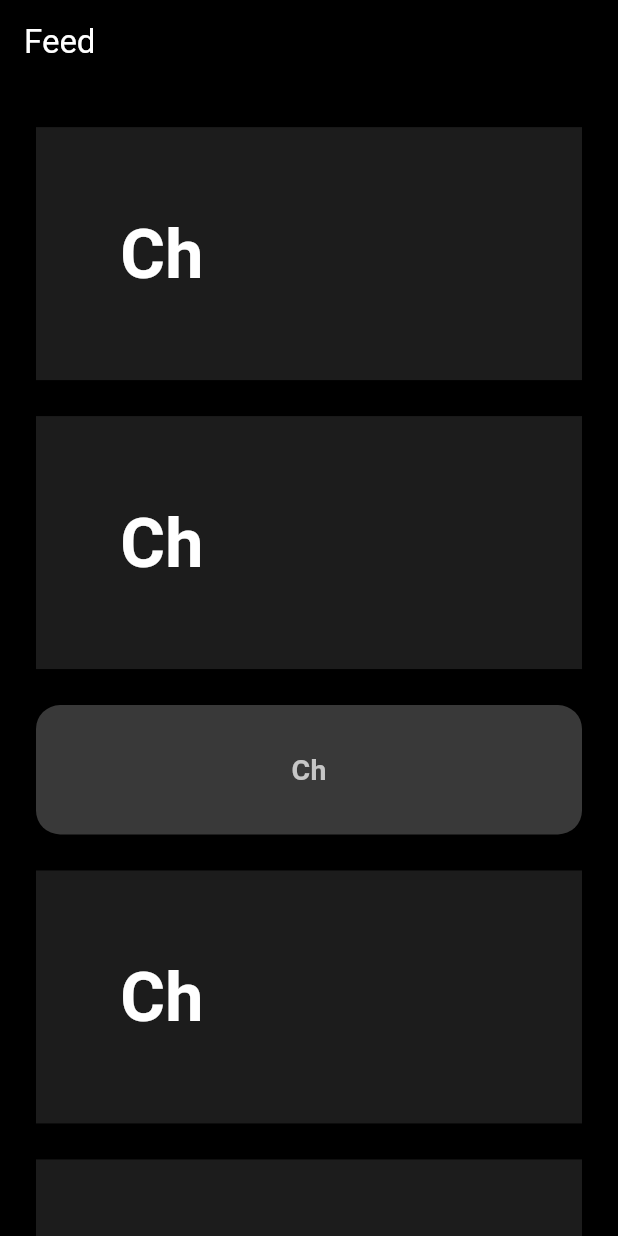
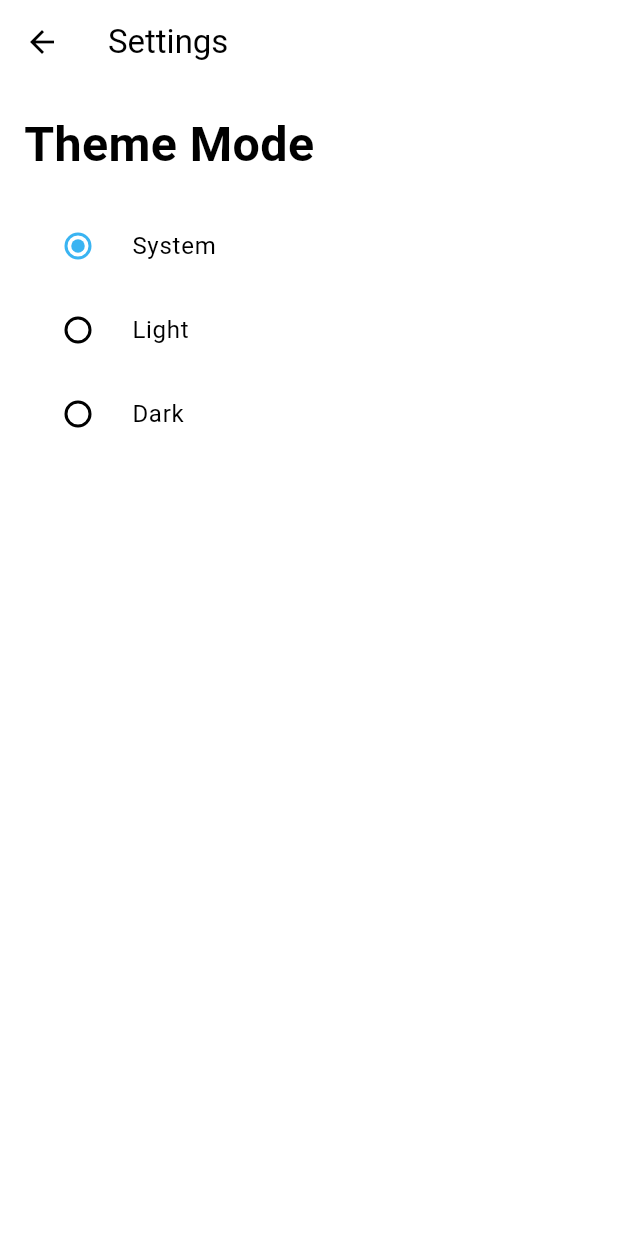
Before and after one commit to Ivanrhmt77/alyra_mobile, a Flutter app: the screen it shows after launch, on a phone screen of 412 x 824 dp. Run offline on Flutter 3.47's test engine with Material 3 defaults, Android fonts, the phone set to English and light mode, and no system bars; our stand-ins replace flutter_bloc.

Commit message:
feat(theme): implement dynamic theme switching

```diff
--- a/lib/config/routes/app_router.dart
+++ b/lib/config/routes/app_router.dart
@@ -1,3 +1,4 @@
+import 'package:alyra_mobile/features/setting/presentation/pages/setting_page.dart';
 import 'package:flutter/material.dart';
 import 'app_routes.dart';
 import '../../features/feed/presentation/pages/feed_page.dart';
@@ -10,6 +11,11 @@ class AppRouter {
       case AppRoutes.feed:
         return MaterialPageRoute(
           builder: (_) => const FeedPage(),
+          settings: settings,
+        );
+      case AppRoutes.setting:
+        return MaterialPageRoute(
+          builder: (_) => const SettingPage(),
           settings: settings,
         );
 
--- a/lib/config/routes/app_routes.dart
+++ b/lib/config/routes/app_routes.dart
@@ -2,4 +2,5 @@ class AppRoutes {
   const AppRoutes._();
 
   static const String feed = '/';
+  static const String setting = '/setting';
 }
--- /dev/null
+++ b/lib/core/cubit/theme_cubit.dart
@@ -0,0 +1,26 @@
+import 'package:flutter_bloc/flutter_bloc.dart';
+import 'package:flutter/material.dart';
+
+enum AppThemeMode { system, light, dark }
+
+class ThemeState {
+  final AppThemeMode mode;
+  const ThemeState(this.mode);
+}
+
+class ThemeCubit extends Cubit<ThemeState> {
+  ThemeCubit() : super(const ThemeState(AppThemeMode.system));
+
+  void setMode(AppThemeMode mode) => emit(ThemeState(mode));
+
+  ThemeMode get themeMode {
+    switch (state.mode) {
+      case AppThemeMode.light:
+        return ThemeMode.light;
+      case AppThemeMode.dark:
+        return ThemeMode.dark;
+      case AppThemeMode.system:
+        return ThemeMode.system;
+    }
+  }
+}
--- /dev/null
+++ b/lib/features/setting/presentation/pages/setting_page.dart
@@ -0,0 +1,55 @@
+import 'package:alyra_mobile/core/cubit/theme_cubit.dart';
+import 'package:flutter/material.dart';
+import 'package:flutter_bloc/flutter_bloc.dart';
+import 'package:alyra_mobile/core/extensions/text_styles_extensions.dart';
+
+class SettingPage extends StatelessWidget {
+  const SettingPage({super.key});
+
+  @override
+  Widget build(BuildContext context) {
+    final themeCubit = context.read<ThemeCubit>();
+
+    return Scaffold(
+      appBar: AppBar(title: const Text('Settings')),
+      body: Padding(
+        padding: const EdgeInsets.all(16.0),
+        child: BlocBuilder<ThemeCubit, ThemeState>(
+          builder: (context, state) {
+            return Column(
+              crossAxisAlignment: CrossAxisAlignment.start,
+              children: [
+                Text('Theme Mode', style: context.h4()),
+                const SizedBox(height: 16),
+                RadioListTile<AppThemeMode>(
+                  title: const Text('System'),
+                  value: AppThemeMode.system,
+                  groupValue: state.mode,
+                  onChanged: (mode) {
+                    if (mode != null) themeCubit.setMode(mode);
+                  },
+                ),
+                RadioListTile<AppThemeMode>(
+                  title: const Text('Light'),
+                  value: AppThemeMode.light,
+                  groupValue: state.mode,
+                  onChanged: (mode) {
+                    if (mode != null) themeCubit.setMode(mode);
+                  },
+                ),
+                RadioListTile<AppThemeMode>(
+                  title: const Text('Dark'),
+                  value: AppThemeMode.dark,
+                  groupValue: state.mode,
+                  onChanged: (mode) {
+                    if (mode != null) themeCubit.setMode(mode);
+                  },
+                ),
+              ],
+            );
+          },
+        ),
+      ),
+    );
+  }
+}
--- a/lib/main.dart
+++ b/lib/main.dart
@@ -1,12 +1,13 @@
 import 'package:alyra_mobile/config/routes/app_router.dart';
 import 'package:alyra_mobile/config/routes/app_routes.dart';
+import 'package:alyra_mobile/core/cubit/theme_cubit.dart';
 import 'package:flutter/material.dart';
+import 'package:flutter_bloc/flutter_bloc.dart';
 import 'core/themes/app_theme.dart';
 import 'core/utils/responsive.dart';
 
 void main() {
-  // setup();
-  runApp(const MyApp());
+  runApp(BlocProvider(create: (_) => ThemeCubit(), child: const MyApp()));
 }
 
 class MyApp extends StatelessWidget {
@@ -14,15 +15,17 @@ class MyApp extends StatelessWidget {
 
   @override
   Widget build(BuildContext context) {
-    return Builder(
-      builder: (context) {
+    return BlocBuilder<ThemeCubit, ThemeState>(
+      builder: (context, themeMode) {
         Responsive.init(context);
 
         return MaterialApp(
           debugShowCheckedModeBanner: false,
           title: 'Alyra Mobile',
-          theme: AppTheme.dark(),
-          initialRoute: AppRoutes.feed,
+          theme: AppTheme.light(),
+          darkTheme: AppTheme.dark(),
+          themeMode: context.read<ThemeCubit>().themeMode,
+          initialRoute: AppRoutes.setting,
           onGenerateRoute: AppRouter.generate,
         );
       },
```
Also changed, not shown: pubspec.yaml (+5 -18 lines), pubspec.lock, 1 other file.
